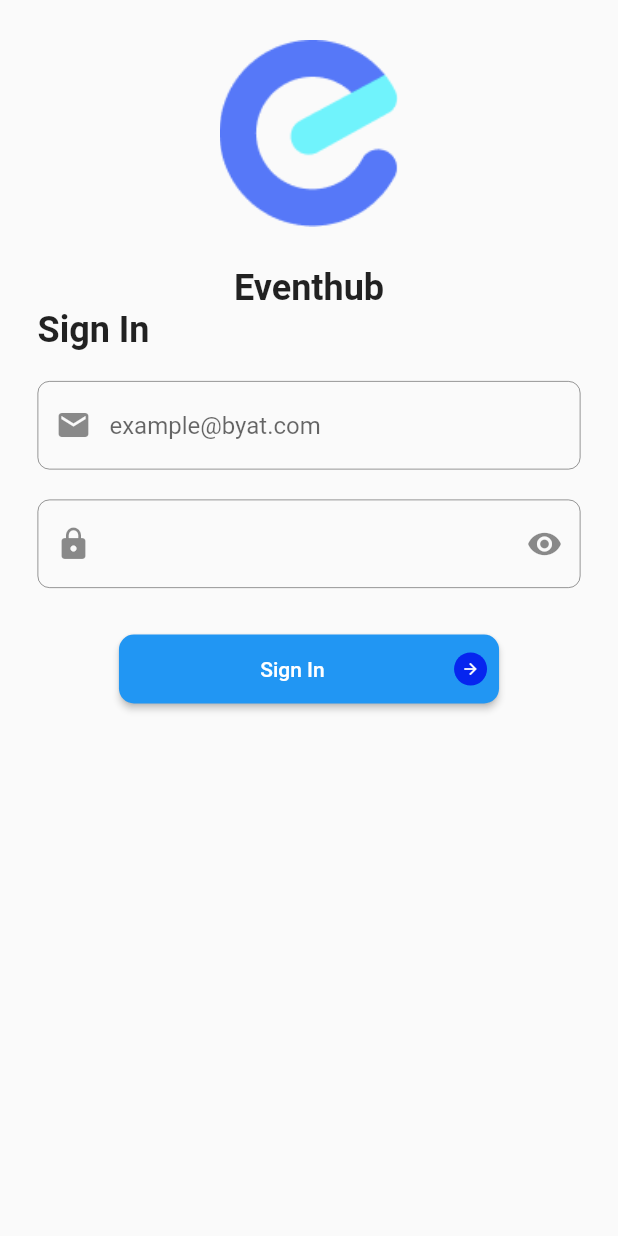
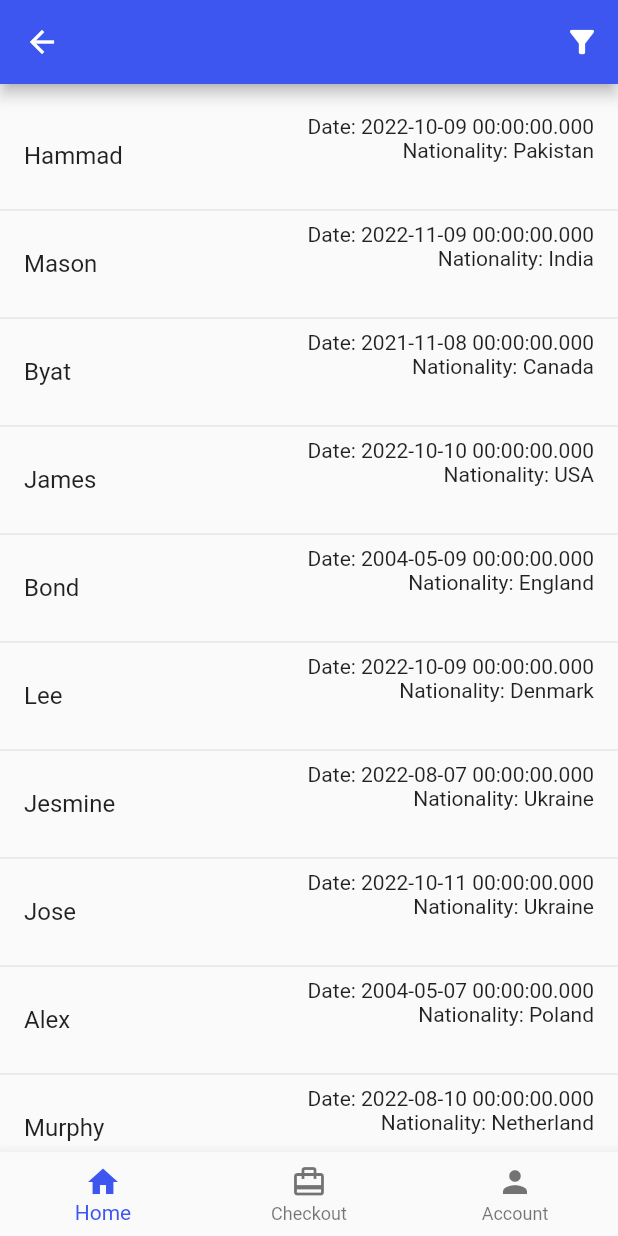
Before and after one commit to hammadparveez/bayt_test_app, a Flutter app: the screen it shows after launch, after a tap on "Sign In", on a phone screen of 412 x 824 dp. Run offline on Flutter 3.47's test engine with Material 2 defaults, Android fonts, the phone set to English and light mode, and no system bars; our stand-ins replace firebase_core; accounts and stored records are empty.

Commit message:
WIP filtering

```diff
--- a/lib/main.dart
+++ b/lib/main.dart
@@ -1,6 +1,8 @@
+import 'package:bayt_test_app/provider/mock_provider.dart';
 import 'package:bayt_test_app/routes.dart';
 import 'package:bayt_test_app/util/colors.dart';
 import 'package:flutter/material.dart';
+import 'package:provider/provider.dart';
 
 void main() {
   runApp(const ByatApp());
@@ -11,12 +13,21 @@ class ByatApp extends StatelessWidget {
 
   @override
   Widget build(BuildContext context) {
-    return MaterialApp(
-      title: 'Byat Test App',
-      theme: ThemeData(primaryColor: ByatColors.primary),
-      navigatorKey: ByatRoute.navigatorKey,
-      onGenerateRoute: ByatRoute.onGenerateRoute,
-      initialRoute: ByatRoute.login,
+    return ChangeNotifierProvider(
+      create: (_) => MockProvider(),
+      child: MaterialApp(
+        title: 'Byat Test App',
+        debugShowCheckedModeBanner: false,
+        theme: ThemeData(
+            cardColor: ByatColors.primary,
+            radioTheme: RadioThemeData(
+                fillColor: MaterialStateProperty.all(ByatColors.white)),
+            colorScheme: ColorScheme.light(
+                primary: ByatColors.primary, onSurface: ByatColors.white)),
+        navigatorKey: ByatRoute.navigatorKey,
+        onGenerateRoute: ByatRoute.onGenerateRoute,
+        initialRoute: ByatRoute.login,
+      ),
     );
   }
 }
--- /dev/null
+++ b/lib/mock_data.dart
@@ -0,0 +1,15 @@
+import 'package:bayt_test_app/model/entity/user_model.dart';
+
+final userData = [
+  UserModel('Hammad', DateTime.parse('2022-10-09'), 'Pakistan'),
+  UserModel('Mason', DateTime.parse('2022-11-09'), 'India'),
+  UserModel('Byat', DateTime.parse('2021-11-08'), 'Canada'),
+  UserModel('James', DateTime.parse('2022-10-10'), 'USA'),
+  UserModel('Bond', DateTime.parse('2004-05-09'), 'England'),
+  UserModel('Lee', DateTime.parse('2022-10-09'), 'Denmark'),
+  UserModel('Jesmine', DateTime.parse('2022-08-07'), 'Ukraine'),
+  UserModel('Jose', DateTime.parse('2022-10-11'), 'Ukraine'),
+  UserModel('Alex', DateTime.parse('2004-05-07'), 'Poland'),
+  UserModel('Murphy', DateTime.parse('2022-08-10'), 'Netherland'),
+  UserModel('Zain', DateTime.parse('2022-10-06'), 'Pakistan'),
+];
--- /dev/null
+++ b/lib/model/entity/user_model.dart
@@ -0,0 +1,7 @@
+class UserModel {
+  final String name;
+  final DateTime date;
+  final String nationality;
+
+  UserModel(this.name, this.date, this.nationality);
+}
--- /dev/null
+++ b/lib/provider/mock_provider.dart
@@ -0,0 +1,14 @@
+import 'package:bayt_test_app/mock_data.dart';
+import 'package:flutter/material.dart';
+
+class MockProvider extends ChangeNotifier {
+  final nationality = <String>[];
+  List<String> getNationality() {
+    for (var user in userData) {
+      if (!nationality.contains(user.nationality)) {
+        nationality.add(user.nationality);
+      }
+    }
+    return nationality;
+  }
+}
--- a/lib/routes.dart
+++ b/lib/routes.dart
@@ -1,4 +1,5 @@
 import 'package:bayt_test_app/ui/auth/login.dart';
+import 'package:bayt_test_app/ui/home/home.dart';
 import 'package:flutter/material.dart';
 
 class ByatRoute {
@@ -8,7 +9,7 @@ class ByatRoute {
   static Route? onGenerateRoute(RouteSettings settings) {
     switch (settings.name) {
       case home:
-        return _pageWrapper(Container());
+        return _pageWrapper( HomeUI());
       case login:
         return _pageWrapper(const LoginUI());
     }
--- a/lib/ui/auth/login.dart
+++ b/lib/ui/auth/login.dart
@@ -1,4 +1,7 @@
+import 'package:bayt_test_app/routes.dart';
 import 'package:bayt_test_app/ui/base_widiget/elevated_button.dart';
+import 'package:bayt_test_app/ui/base_widiget/loader_dialog.dart';
+import 'package:bayt_test_app/ui/base_widiget/message_dialog.dart';
 import 'package:bayt_test_app/ui/base_widiget/text_field.dart';
 import 'package:bayt_test_app/util/colors.dart';
 import 'package:flutter/material.dart';
@@ -10,46 +13,25 @@ class LoginUI extends StatelessWidget {
 
   @override
   Widget build(BuildContext context) {
-    final mQuery = MediaQuery.of(context);
-    final screenHeight = mQuery.size.height;
-    final bottomInsets = mQuery.viewInsets.bottom;
     return Scaffold(
-      body: SingleChildScrollView(
-        child: Padding(
+      body: Padding(
         padding: const EdgeInsets.symmetric(horizontal: 25),
-          child: SizedBox(
-            height: screenHeight - bottomInsets,
         child: Column(
           mainAxisAlignment: MainAxisAlignment.center,
           children: [
-                Expanded(
-                    flex: 1,
-                    child: Column(
-                      children: [
-                        Expanded(
-                          child: FractionallySizedBox(
-                            heightFactor: .7,
-                            child: Image.asset(
+            Image.asset(
               'assets/logo.png',
-                              fit: BoxFit.cover,
+              height: 60,
+              width: 60,
             ),
-                          ),
-                        ),
-                        Text('Eventhub',
-                            style: TextStyle(
-                                fontSize: 24, fontWeight: FontWeight.w700))
-                      ],
-                    )),
-                // const SizedBox(height: 30),
-                Expanded(
-                  flex: 3,
-                  child: Column(
-                    children: [
+            const SizedBox(height: 8),
+            const Text('Eventhub',
+                style: TextStyle(fontSize: 30, fontWeight: FontWeight.w700)),
             const Align(
                 alignment: Alignment.centerLeft,
                 child: Text('Sign In',
-                              style: TextStyle(
-                                  fontSize: 24, fontWeight: FontWeight.w700))),
+                    style:
+                        TextStyle(fontSize: 24, fontWeight: FontWeight.w700))),
             const SizedBox(height: 20),
             ByatTextField(
                 hintText: 'example@byat.com',
@@ -64,17 +46,12 @@ class LoginUI extends StatelessWidget {
               widthFactor: .7,
               child: ByatElevatedButton(
                 title: 'Sign In',
-                          onTap: () {},
+                onTap: () => Navigator.pushNamed(context, ByatRoute.home),
                 hasSuffixIcon: true,
               ),
             ),
           ],
         ),
-                )
-              ],
-            ),
-          ),
-        ),
       ),
     );
   }
--- a/lib/ui/base_widiget/elevated_button.dart
+++ b/lib/ui/base_widiget/elevated_button.dart
@@ -19,9 +19,10 @@ class ByatElevatedButton extends StatelessWidget {
   @override
   Widget build(BuildContext context) {
     return ElevatedButton(
-        onPressed: () {},
+        onPressed: onTap,
         style: ButtonStyle(
-            padding: _style(const EdgeInsets.symmetric(vertical: 12, horizontal: 8)),
+            padding:
+                _style(const EdgeInsets.symmetric(vertical: 12, horizontal: 8)),
             shape: _style(RoundedRectangleBorder(
                 borderRadius: BorderRadius.circular(radius)))),
         child: Row(
--- /dev/null
+++ b/lib/ui/home/home.dart
@@ -0,0 +1,155 @@
+import 'package:bayt_test_app/mock_data.dart';
+import 'package:bayt_test_app/provider/mock_provider.dart';
+import 'package:bayt_test_app/ui/base_widiget/elevated_button.dart';
+import 'package:bayt_test_app/util/colors.dart';
+import 'package:flutter/material.dart';
+import 'package:flutter/src/widgets/container.dart';
+import 'package:flutter/src/widgets/framework.dart';
+import 'package:provider/provider.dart';
+
+class HomeUI extends StatelessWidget {
+  HomeUI({super.key});
+
+  @override
+  Widget build(BuildContext context) {
+    return Scaffold(
+      appBar: AppBar(
+        actions: [
+          IconButton(
+              onPressed: () => showModalBottomSheet(
+                  context: context, builder: (_) => const FilterSheet()),
+              icon: Icon(Icons.filter_alt))
+        ],
+      ),
+      bottomNavigationBar: BottomNavigationBar(
+        items: [
+          BottomNavigationBarItem(icon: Icon(Icons.home), label: 'Home'),
+          BottomNavigationBarItem(
+              icon: Icon(Icons.card_travel), label: 'Checkout'),
+          BottomNavigationBarItem(icon: Icon(Icons.person), label: 'Account'),
+        ],
+      ),
+      body: Column(
+        children: [
+          Expanded(
+            child: ListView.separated(
+                padding: const EdgeInsets.only(top: 20),
+                itemCount: userData.length,
+                separatorBuilder: (_, index) => const Divider(),
+                itemBuilder: (_, index) {
+                  return ListTile(
+                    title: Text(userData[index].name),
+                    trailing: Column(
+                      crossAxisAlignment: CrossAxisAlignment.end,
+                      children: [
+                        Text('Date: ${userData[index].date.toString()}'),
+                        const SizedBox(width: 8),
+                        Text('Nationality: ${userData[index].nationality}'),
+                      ],
+                    ),
+                  );
+                }),
+          ),
+        ],
+      ),
+    );
+  }
+}
+
+class FilterSheet extends StatelessWidget {
+  const FilterSheet({super.key});
+
+  @override
+  Widget build(BuildContext context) {
+    return Container(
+      height: MediaQuery.of(context).size.height * .6,
+      child: Padding(
+        padding: const EdgeInsets.all(8.0),
+        child: Column(
+          crossAxisAlignment: CrossAxisAlignment.stretch,
+          children: [
+            FilterCard(
+              child: Column(
+                crossAxisAlignment: CrossAxisAlignment.stretch,
+                children: [
+                  Text('Filter By Nationality'),
+                  DropdownButton(
+                      underline: const SizedBox(),
+                      isExpanded: true,
+                      style: const TextStyle(color: Colors.white),
+                      dropdownColor: ByatColors.primary,
+                      items: context
+                          .watch<MockProvider>()
+                          .getNationality()
+                          .map(
+                              (e) => DropdownMenuItem(value: e, child: Text(e)))
+                          .toList(),
+                      onChanged: (_) {}),
+                ],
+              ),
+            ),
+            FilterCard(
+              child: Column(
+                crossAxisAlignment: CrossAxisAlignment.start,
+                children: [
+                  Text('Sort by'),
+                  Row(
+                    children: [
+                      Expanded(
+                        child: RadioListTile(
+                          contentPadding: EdgeInsets.zero,
+                          value: true,
+                          groupValue: true,
+                          onChanged: (_) {},
+                          title: Text('Ascending'),
+                        ),
+                      ),
+                      Expanded(
+                        child: RadioListTile(
+                          value: true,
+                          groupValue: true,
+                          onChanged: (_) {},
+                          title: Text(
+                            'Descending',
+                            style: TextStyle(color: ByatColors.white),
+                          ),
+                        ),
+                      ),
+                    ],
+                  ),
+                ],
+              ),
+            ),
+            Text('Date Range', style: TextStyle(fontSize: 18)),
+            RangeSlider(
+                min: 0,
+                max: 100,
+                values: RangeValues(50, 60),
+                onChanged: (_) {}),
+            ByatElevatedButton(
+                title: 'Apply Filter', onTap: () {}, hasSuffixIcon: true),
+          ],
+        ),
+      ),
+    );
+  }
+}
+
+class FilterCard extends StatelessWidget {
+  const FilterCard({
+    Key? key,
+    required this.child,
+  }) : super(key: key);
+  final Widget child;
+  @override
+  Widget build(BuildContext context) {
+    return Card(
+      elevation: 0,
+      child: Padding(
+        padding: const EdgeInsets.all(12.0),
+        child: DefaultTextStyle(
+            style: const TextStyle(color: ByatColors.white), child: child),
+      ),
+    );
+  }
+}
--- a/lib/util/colors.dart
+++ b/lib/util/colors.dart
@@ -3,4 +3,5 @@ import 'package:flutter/material.dart';
 class ByatColors {
   static const primary =  Color(0xFF3D56F0);
   static const primaryDark =  Color(0xFF0625EF);
+  static const white =  Colors.white;
 }
--- a/pubspec.yaml
+++ b/pubspec.yaml
@@ -40,6 +40,8 @@ dependencies:
   provider: ^6.0.4
   firebase_auth: ^4.1.3
   shared_preferences: ^2.0.15
+  dio: ^4.0.6
+  intl: ^0.17.0
 
 dev_dependencies:
   flutter_test:
```
Also changed, not shown: lib/ui/base_widiget/loader_dialog.dart (added, +23 -0 lines), lib/ui/base_widiget/message_dialog.dart (added, +20 -0 lines), pubspec.lock. Lines whose indentation alone changed are shown as unchanged.
